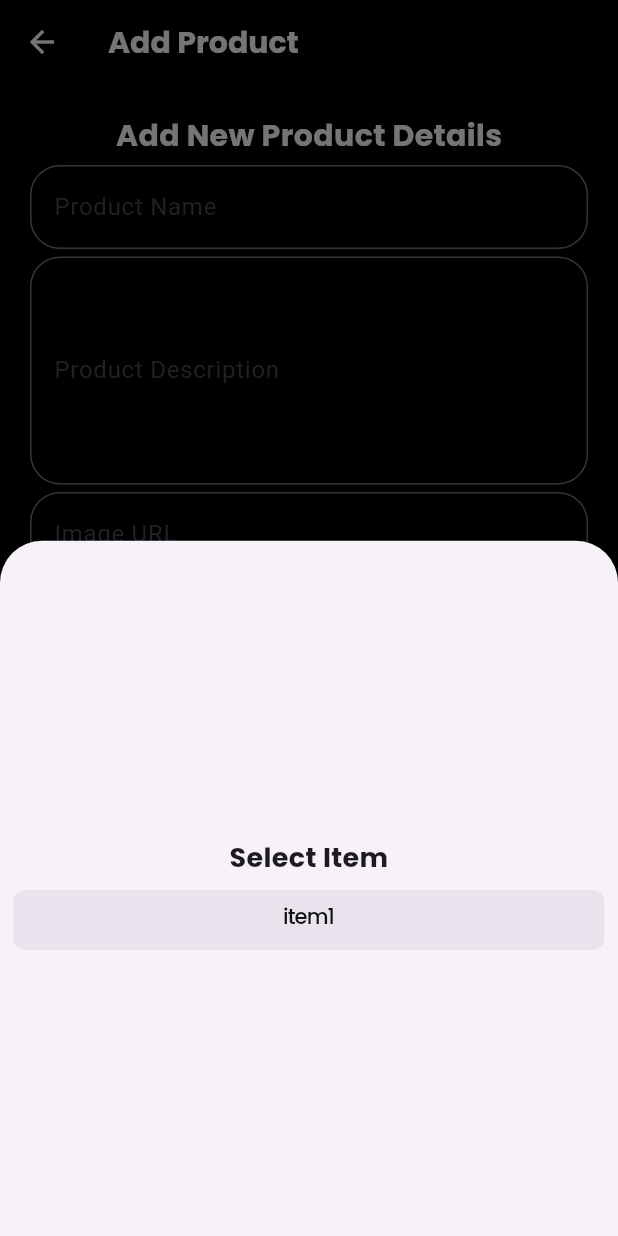
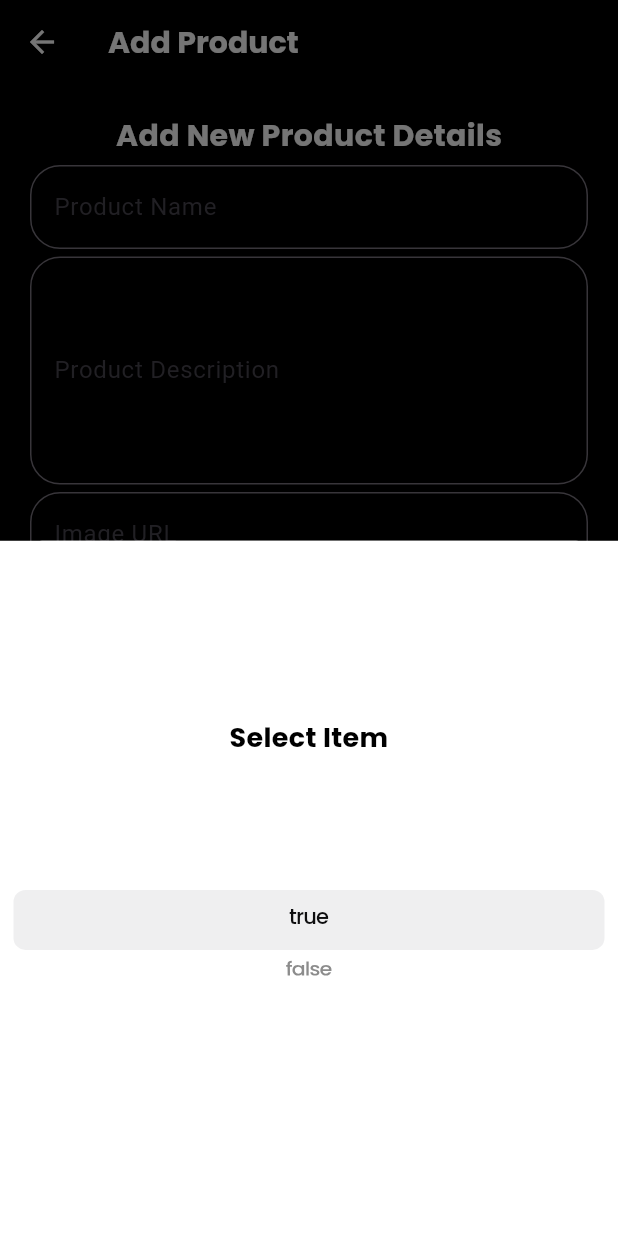
Before and after one commit to Akshat-sGit/e_commerce_flutter, a Flutter app: the AddProductPage screen opened directly, after a tap on "Select Item", on a phone screen of 412 x 824 dp. Run offline on Flutter 3.47's test engine with Material 3 defaults, Android fonts, the phone set to English and light mode, and no system bars; our stand-ins replace cloud_firestore, firebase_core, get, google_fonts; accounts and stored records are empty.

Commit message:
chore: Refactor offer property in Product model to be a boolean

```diff
--- a/lib/controller/home_controller.dart
+++ b/lib/controller/home_controller.dart
@@ -1,11 +1,21 @@
 import 'package:cloud_firestore/cloud_firestore.dart';
+import 'package:e_commerce_flutter/model/product/product.dart';
+import 'package:flutter/material.dart';
 import 'package:get/get.dart';
-
-class HomeController extends GetxController {
+ class HomeController extends GetxController {
   String test = 'Test String';
 
-  FirebaseFirestore firestore = FirebaseFirestore.instance;
+  final FirebaseFirestore firestore = FirebaseFirestore.instance;
   late CollectionReference productCollection;
+
+  TextEditingController nameController = TextEditingController();
+  TextEditingController descriptionController = TextEditingController();
+  TextEditingController imageController = TextEditingController();
+  TextEditingController priceController = TextEditingController();
+
+  String category = '';
+  String brand = '';
+  bool offer = false;
 
   @override
   // ignore: unnecessary_overrides
@@ -15,11 +25,24 @@ class HomeController extends GetxController {
   }
 
   addProduct() {
-    DocumentReference doc = productCollection.doc();
-    doc.set({
-      'name': 'Product 1',
-      'price': 100,
-    });
-
+    try {
+      DocumentReference doc = productCollection.doc();
+      Product product = Product(
+        id: doc.id,
+        name: nameController.text,
+        category: category,
+        description: descriptionController.text,
+        price: double.parse(priceController.text),
+        brand: brand,
+        image: imageController.text,
+        offer: offer,
+      );
+      final produtJson = product.toJson();
+      doc.set(produtJson);
+      Get.snackbar('Success', 'Product added successfully',
+          colorText: Colors.green);
+    } catch (e) {
+      Get.snackbar('Error', e.toString(), colorText: Colors.red);
+    }
   }
 }
--- a/lib/main.dart
+++ b/lib/main.dart
@@ -6,11 +6,11 @@ import 'package:get/get.dart';
 import 'firebase_options.dart';
 
 void main() async {
-  Get.put(HomeController());
   WidgetsFlutterBinding.ensureInitialized();
-  Firebase.initializeApp(
+  await Firebase.initializeApp(
     options: DefaultFirebaseOptions.currentPlatform,
   );
+  Get.put(HomeController());
   runApp(const MyApp());
 }
 
--- a/lib/model/product/product.dart
+++ b/lib/model/product/product.dart
@@ -26,7 +26,7 @@ class Product {
   String? brand;
 
   @JsonKey(name: 'offer')
-  double? offer;
+  bool? offer;
 
   Product({
     this.id,
--- a/lib/screens/add_product_page.dart
+++ b/lib/screens/add_product_page.dart
@@ -1,15 +1,17 @@
-import 'package:e_commerce_flutter/controller/home_controller.dart';
 import 'package:flutter/material.dart';
 import 'package:get/get.dart';
 import 'package:google_fonts/google_fonts.dart';
-import '../widgets/dropdown_btn.dart';
+import '../widgets/dropdown_btn.dart'; // Assuming you have a custom DropDown widget defined here.
+import 'package:e_commerce_flutter/controller/home_controller.dart';
 
 class AddProductPage extends StatelessWidget {
   const AddProductPage({super.key});
 
   @override
   Widget build(BuildContext context) {
-    return GetBuilder<HomeController>(builder: (ctrl) {
+    return GetBuilder<HomeController>(
+      init: HomeController(),
+      builder: (ctrl) {
         return Scaffold(
           backgroundColor: Colors.black,
           appBar: AppBar(
@@ -41,12 +43,13 @@ class AddProductPage extends StatelessWidget {
                   ),
                   const SizedBox(height: 5),
                   TextField(
+                    controller: ctrl.nameController,
                     decoration: InputDecoration(
                       border: OutlineInputBorder(
                         borderSide: const BorderSide(color: Colors.white),
                         borderRadius: BorderRadius.circular(20),
                       ),
-                      label: const Text("Product Name"),
+                      labelText: "Product Name", // Corrected from 'label'
                       hintText: "Enter Your Product Name",
                       hintStyle: GoogleFonts.poppins(
                         color: const Color.fromARGB(142, 255, 255, 255),
@@ -62,13 +65,15 @@ class AddProductPage extends StatelessWidget {
                   ),
                   const SizedBox(height: 5),
                   TextField(
+                    controller: ctrl.descriptionController,
                     maxLines: 5,
                     decoration: InputDecoration(
                       border: OutlineInputBorder(
                         borderSide: const BorderSide(color: Colors.white),
                         borderRadius: BorderRadius.circular(20),
                       ),
-                      label: const Text("Product Description"),
+                      labelText:
+                          "Product Description", // Corrected from 'label'
                       hintText: "Enter Your Product Description",
                       hintStyle: GoogleFonts.poppins(
                         color: const Color.fromARGB(142, 255, 255, 255),
@@ -84,12 +89,13 @@ class AddProductPage extends StatelessWidget {
                   ),
                   const SizedBox(height: 5),
                   TextField(
+                    controller: ctrl.imageController,
                     decoration: InputDecoration(
                       border: OutlineInputBorder(
                         borderSide: const BorderSide(color: Colors.white),
                         borderRadius: BorderRadius.circular(20),
                       ),
-                      label: const Text("Image URL"),
+                      labelText: "Image URL", // Corrected from 'label'
                       hintText: "Enter Image URL",
                       hintStyle: GoogleFonts.poppins(
                         color: const Color.fromARGB(142, 255, 255, 255),
@@ -105,12 +111,13 @@ class AddProductPage extends StatelessWidget {
                   ),
                   const SizedBox(height: 5),
                   TextField(
+                    controller: ctrl.priceController,
                     decoration: InputDecoration(
                       border: OutlineInputBorder(
                         borderSide: const BorderSide(color: Colors.white),
                         borderRadius: BorderRadius.circular(20),
                       ),
-                      label: const Text("Price"),
+                      labelText: "Price", // Corrected from 'label'
                       hintText: "Enter Product Price",
                       hintStyle: GoogleFonts.poppins(
                         color: const Color.fromARGB(142, 255, 255, 255),
@@ -125,32 +132,52 @@ class AddProductPage extends StatelessWidget {
                     ),
                   ),
                   const SizedBox(height: 5),
-                  const Row(
+                  Row(
                     children: [
                       Flexible(
                         child: DropDown(
                           dropdownItem: "Category",
-                              items: ['shoes', 'jackets', 'jeans', 'shirts'])),
+                          items: const ['shoes', 'jackets', 'jeans', 'shirts'],
+                          selectedItem:
+                              ctrl.category, // Pass the selected category
+                          onSelected: (value) {
+                            ctrl.category = value; // Update the selected category in the controller
+                            },
+                        ),
+                      ),
                       Flexible(
                         child: DropDown(
                           dropdownItem: "Brand",
-                              items: ['Nike', 'Adidas', 'Asics', 'Puma'])),
+                          items: const ['Nike', 'Adidas', 'Asics', 'Puma'],
+                          selectedItem: ctrl.brand, // Pass the selected brand
+                          onSelected: (value) {
+                            ctrl.brand = value; // Update the selected brand in the controller
+                          },
+                        ),
+                      ),
                     ],
                   ),
                   const SizedBox(height: 5),
-                  Text("Order Product",
+                  Text(
+                    "Order Product",
                     style: GoogleFonts.poppins(
                       color: Colors.white,
                       fontSize: 16,
                       fontWeight: FontWeight.bold,
-                      )),
+                    ),
+                  ),
                   const SizedBox(height: 10),
-                  const Row(
+                  Row(
                     children: [
                       Expanded(
                         child: DropDown(
                           dropdownItem: "Select Item",
-                            items: ['item1', 'item2', 'item3', 'item4']),
+                          items: const ['true', 'false'],
+                          selectedItem: 'true',
+                          onSelected: (value) {
+                            ctrl.offer = value == 'true' ? true : false;
+                          },
+                        ),
                       ),
                     ],
                   ),
@@ -160,6 +187,7 @@ class AddProductPage extends StatelessWidget {
                     child: ElevatedButton(
                       onPressed: () {
                         // Add product to database
+                        ctrl.addProduct();
                       },
                       style: ElevatedButton.styleFrom(
                         backgroundColor: Colors.blue,
@@ -183,7 +211,9 @@ class AddProductPage extends StatelessWidget {
                 ],
               ),
             ),
-          ));
-    });
+          ),
+        );
+      },
+    );
   }
 }
--- a/lib/screens/home_screen.dart
+++ b/lib/screens/home_screen.dart
@@ -45,7 +45,6 @@ class HomePage extends StatelessWidget {
                   onPressed: () {
                     // ctrl.testMethod();
                     ctrl.test;
-                    print('delete');
                   },
                 ),
               );
--- a/lib/widgets/dropdown_btn.dart
+++ b/lib/widgets/dropdown_btn.dart
@@ -5,7 +5,16 @@ import 'package:google_fonts/google_fonts.dart';
 class DropDown extends StatelessWidget {
   final String dropdownItem;
   final List<String> items;
-  const DropDown({super.key, required this.dropdownItem, required this.items});
+  final String selectedItem;
+  final void Function(String) onSelected;
+
+  const DropDown({
+    super.key,
+    required this.dropdownItem,
+    required this.items,
+    required this.selectedItem,
+    required this.onSelected,
+  });
 
   @override
   Widget build(BuildContext context) {
@@ -15,18 +24,25 @@ class DropDown extends StatelessWidget {
         borderRadius: BorderRadius.circular(20),
         child: ElevatedButton(
           style: ElevatedButton.styleFrom(
-            backgroundColor: Colors.green,
+            backgroundColor: Colors.white,
             elevation: 5,
             padding: const EdgeInsets.all(10),
             shape: RoundedRectangleBorder(
               borderRadius: BorderRadius.circular(20),
+              side: const BorderSide(
+                  color: Colors.black, width: 1), // Add a border
             ),
           ),
           onPressed: () {
             showModalBottomSheet<void>(
               context: context,
+              backgroundColor:
+                  Colors.white, // Set modal bottom sheet background to white
               builder: (BuildContext context) {
-                return Column(
+                return Container(
+                  color:
+                      Colors.white, // Ensure the container background is white
+                  child: Column(
                     crossAxisAlignment: CrossAxisAlignment.stretch,
                     mainAxisAlignment: MainAxisAlignment.center,
                     children: [
@@ -38,33 +54,39 @@ class DropDown extends StatelessWidget {
                           style: GoogleFonts.poppins(
                             fontSize: 18,
                             fontWeight: FontWeight.bold,
+                            color: Colors.black, // Ensure text is visible
                           ),
                         ),
                       ),
-                    CupertinoPicker(
+                      SizedBox(
+                        height:
+                            200, // Adjust height to ensure 4 items are visible
+                        child: CupertinoPicker(
                           scrollController:
                               FixedExtentScrollController(initialItem: 0),
                           itemExtent: 40,
                           onSelectedItemChanged: (int index) {
-                        print(items[index]);
+                            onSelected(items[index]);
                           },
-                      backgroundColor: Colors.transparent,
-                      children: [
-                        for (String item in items)
-                          Padding(
+                          backgroundColor:
+                              Colors.white, // Set picker background to white
+                          children: items.map((String item) {
+                            return Padding(
                               padding: const EdgeInsets.all(8.0),
                               child: Text(
                                 item,
                                 style: GoogleFonts.poppins(
                                   fontSize: 14,
-                                color: Colors.black,
+                                  color: Colors.black, // Ensure text is visible
                                   fontWeight: FontWeight.w500,
                                 ),
+                              ),
+                            );
+                          }).toList(),
                         ),
                       ),
                     ],
                   ),
-                  ],
                 );
               },
             );
@@ -77,8 +99,8 @@ class DropDown extends StatelessWidget {
               maxLines: 1,
               overflow: TextOverflow.clip,
               style: GoogleFonts.poppins(
-                color: Colors.white,
-                fontSize: 10,
+                color: Colors.black, // Ensure text is visible
+                fontSize: 14, // Increase font size for better readability
                 fontWeight: FontWeight.bold,
               ),
             ),
```
Also changed, not shown: lib/model/product/product.g.dart. Lines whose indentation alone changed are shown as unchanged.
